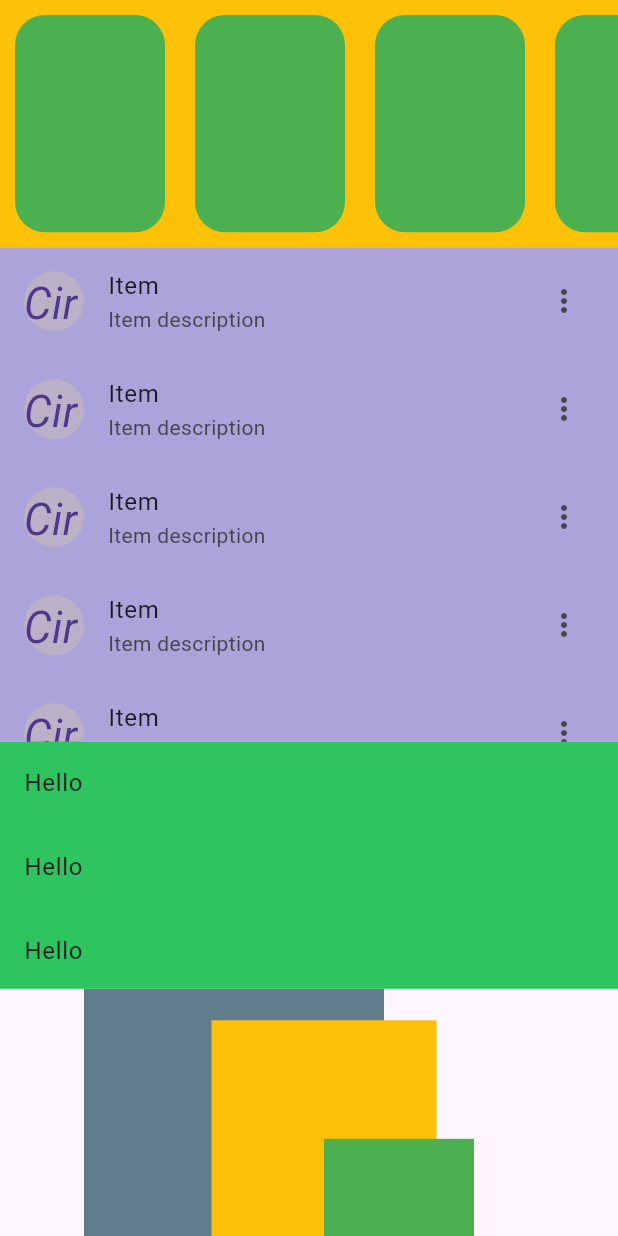
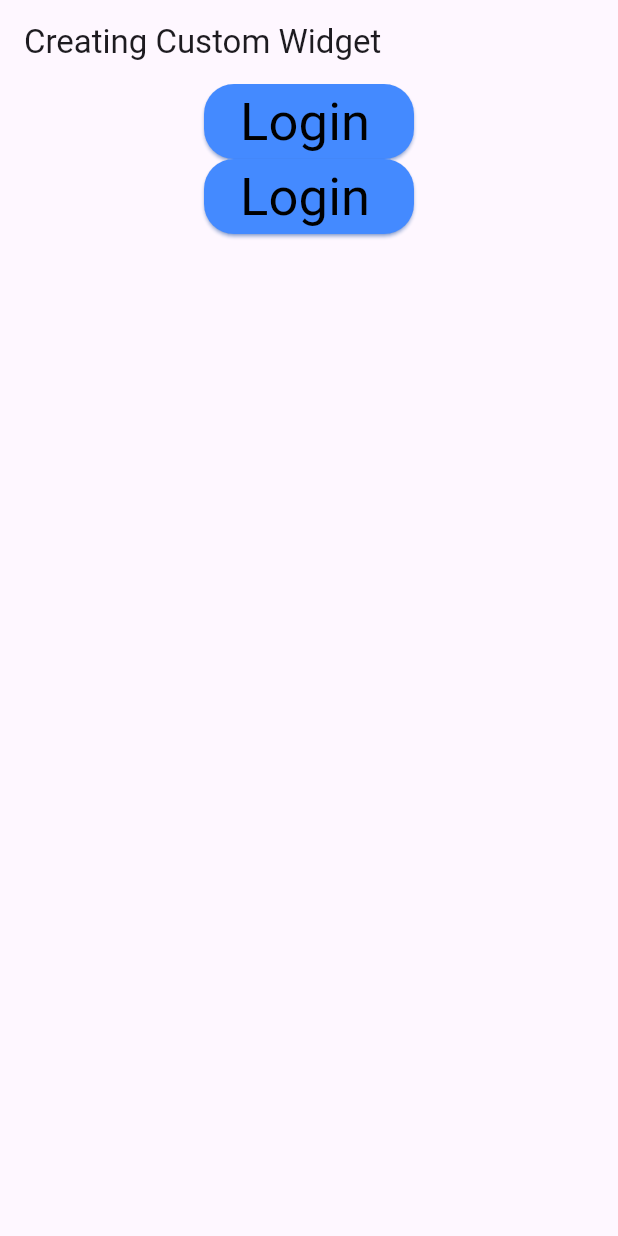
Before and after one commit to BhautikPatel7/StateManagment_flutter, a Flutter app: the screen it shows after launch, on a phone screen of 412 x 824 dp. Run offline on Flutter 3.47's test engine with Material 3 defaults, Android fonts, the light colour scheme and no system bars; our stand-ins replace sleek_circular_slider.

Commit message:
Created Custom Buton

```diff
--- /dev/null
+++ b/lib/CreatingCustomWidget.dart
@@ -0,0 +1,44 @@
+import 'package:flutter/material.dart';
+import 'package:flutter/widgets.dart';
+import 'package:widget_pratice/Widget/RoundedButton.dart';
+import 'package:widget_pratice/ui_helper/uiDesign.dart';
+
+class CustomWidgetUn extends StatelessWidget{
+  @override
+  Widget build(BuildContext context) {
+    return Scaffold(
+      appBar: AppBar(title: Text('Creating Custom Widget'),),
+      body:  Column(
+        children: [
+          Center(
+            child: Container(
+              width: 140,
+              child: RoundedButton(buttonName: 'Login',
+              icon: Icon(Icons.delete),
+              callback: () {
+                print('sfhsuedafnisaudhgsjaiudhgujisdhfguedshfguasdjighsiudkfhgsfdgjksfdhgiufdsughusfidhgeurgjih');
+
+              },
+              style: myStyle35(),
+              ),
+            ),
+          ),
+          Center(
+            child: Container(
+              width: 140,
+              child: RoundedButton(buttonName: 'Login',
+              icon: Icon(Icons.delete),
+              callback: () {
+                print('sfhsuedafnisaudhgsjaiudhgujisdhfguedshfguasdjighsiudkfhgsfdgjksfdhgiufdsughusfidhgeurgjih');
+
+              },
+              style: myStyle35(),
+              ),
+            ),
+          ),
+        ],
+      ),
+    );
+
+  }
+}
--- a/lib/CustomWidget.dart
+++ b/lib/CustomWidget.dart
@@ -3,6 +3,8 @@ import 'package:flutter/material.dart';
 import 'package:flutter/widgets.dart';
 
 class CustomWidget extends StatelessWidget {
+  const CustomWidget({super.key});
+
   @override
   Widget build(BuildContext context) {
     return Scaffold(
@@ -19,6 +21,8 @@ class CustomWidget extends StatelessWidget {
 }
 
 class Customwidgetone extends StatelessWidget {
+  const Customwidgetone({super.key});
+
   @override
   Widget build(BuildContext context) {
     return  Expanded(
@@ -44,6 +48,8 @@ class Customwidgetone extends StatelessWidget {
 
 }
 class CustomwidgetTwo extends StatelessWidget {
+  const CustomwidgetTwo({super.key});
+
   @override
   Widget build(BuildContext context) {
 return    Expanded(
@@ -53,7 +59,7 @@ return    Expanded(
               child: ListView.builder(
                 itemCount:50,
                 itemBuilder: (context, index) {
-                  return ListTile(
+                  return const ListTile(
                     leading: CircleAvatar(
                       backgroundColor: Color.fromARGB(255, 186, 177, 200),
                       child: Text("Circle"),
@@ -71,6 +77,8 @@ return    Expanded(
 
 }
 class CustomwidgetThree extends StatelessWidget {
+  const CustomwidgetThree({super.key});
+
   @override
   Widget build(BuildContext context) {
     return  Expanded(
--- /dev/null
+++ b/lib/Widget/RoundedButton.dart
@@ -0,0 +1,47 @@
+import 'package:flutter/material.dart';
+
+class RoundedButton extends StatelessWidget {
+  final String buttonName;
+  final Icon? icon;
+  final Color? color;
+  final TextStyle? style;
+  final VoidCallback? callback;
+
+  RoundedButton(
+      {required this.buttonName,
+      this.icon,
+      this.color = Colors.blueAccent,
+      this.style,
+      this.callback});
+
+  @override
+  Widget build(BuildContext context) {
+    return ElevatedButton(
+        onPressed: () {
+          callback!();
+        },
+        child: icon != null
+            ? Row(
+                children: [
+                  Text(
+                    buttonName,
+                    style: style,
+                  )
+                ],
+              )
+            : Text(
+                buttonName,
+                style: style,
+              ),
+              style: ElevatedButton.styleFrom(
+                backgroundColor: color,
+                shadowColor: color,
+                shape: RoundedRectangleBorder(
+                  borderRadius: BorderRadius.all(Radius.circular(20)),
+
+                )
+              ),
+
+              );
+  }
+}
--- a/lib/main.dart
+++ b/lib/main.dart
@@ -1,5 +1,6 @@
 import 'package:flutter/material.dart';
 import 'package:sleek_circular_slider/sleek_circular_slider.dart';
+import 'package:widget_pratice/CreatingCustomWidget.dart';
 import 'package:widget_pratice/CustomWidget.dart';
 import 'package:widget_pratice/Textfield.dart';
 import 'package:widget_pratice/grid.dart';
@@ -40,7 +41,8 @@ Widget build(BuildContext context) {
   // home: CounterStatefulclass(),
   // home: GridExample(),
   //home: StyleandTheme(),
-  home: CustomWidget(),
+  // home: CustomWidget(),
+  home: CustomWidgetUn(),
 
   );
   // home: MyApphy(),
```
